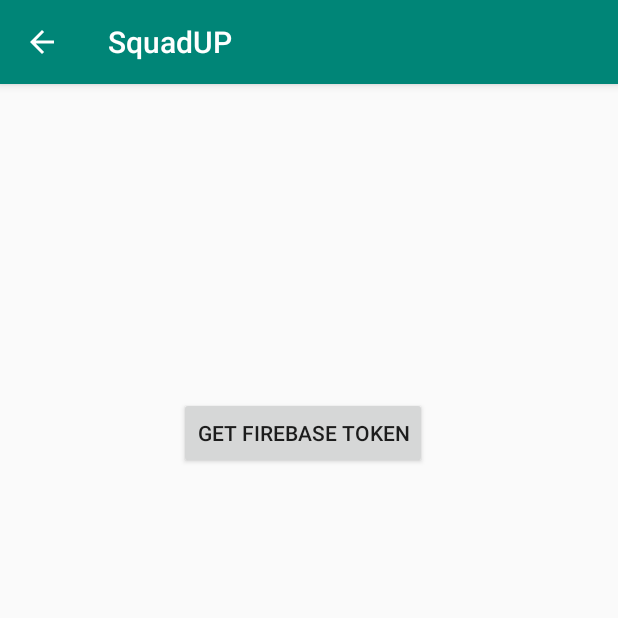
After one commit to wu1dan/SquadUP, an Android app: the FirebaseToken screen opened directly, with no data from a screen before it, on a phone screen of 412 x 824 dp, the top half of it. The commit adds this screen. Run offline under Robolectric (Android 15) with nearby library versions, the phone set to English and light mode, and no system bars.

Commit message:
Added a button to settings that generates the user's firebase token

```diff
--- a/app/build.gradle
+++ b/app/build.gradle
@@ -22,6 +22,7 @@ android {
 
 dependencies {
     implementation 'com.google.firebase:firebase-analytics:17.2.0'
+    implementation 'com.google.firebase:firebase-messaging:20.0.0'
     implementation fileTree(dir: 'libs', include: ['*.jar'])
     implementation 'androidx.appcompat:appcompat:1.1.0'
     implementation 'androidx.constraintlayout:constraintlayout:1.1.3'
--- /dev/null
+++ b/app/src/main/java/com/example/squadup/FirebaseToken.java
@@ -0,0 +1,88 @@
+package com.example.squadup;
+
+import android.app.NotificationChannel;
+import android.app.NotificationManager;
+import android.os.Build;
+import android.os.Bundle;
+import androidx.annotation.NonNull;
+import androidx.appcompat.app.AppCompatActivity;
+import android.util.Log;
+import android.view.View;
+import android.widget.Button;
+import android.widget.Toast;
+
+import com.google.android.gms.tasks.OnCompleteListener;
+import com.google.android.gms.tasks.Task;
+import com.google.firebase.iid.FirebaseInstanceId;
+import com.google.firebase.iid.InstanceIdResult;
+import com.google.firebase.messaging.FirebaseMessaging;
+
+public class FirebaseToken extends AppCompatActivity {
+
+    private static final String TAG = "FirebaseToken";
+    private Button logTokenButton;
+
+    @Override
+    protected void onCreate(Bundle savedInstanceState) {
+        super.onCreate(savedInstanceState);
+        setContentView(R.layout.activity_firebase_token);
+
+        if (Build.VERSION.SDK_INT >= Build.VERSION_CODES.O) {
+            // Create channel to show notifications.
+            String channelId  = getString(R.string.default_notification_channel_id);
+            String channelName = getString(R.string.default_notification_channel_name);
+            NotificationManager notificationManager =
+                    getSystemService(NotificationManager.class);
+            notificationManager.createNotificationChannel(new NotificationChannel(channelId,
+                    channelName, NotificationManager.IMPORTANCE_LOW));
+        }
+
+        // If a notification message is tapped, any data accompanying the notification
+        // message is available in the intent extras. In this sample the launcher
+        // intent is fired when the notification is tapped, so any accompanying data would
+        // be handled here. If you want a different intent fired, set the click_action
+        // field of the notification message to the desired intent. The launcher intent
+        // is used when no click_action is specified.
+        //
+        // Handle possible data accompanying notification message.
+        // [START handle_data_extras]
+        if (getIntent().getExtras() != null) {
+            for (String key : getIntent().getExtras().keySet()) {
+                Object value = getIntent().getExtras().get(key);
+                Log.d(TAG, "Key: " + key + " Value: " + value);
+            }
+        }
+        // [END handle_data_extras]
+
+
+        logTokenButton = (Button)findViewById(R.id.logTokenButton);
+        logTokenButton.setOnClickListener(new View.OnClickListener() {
+            @Override
+            public void onClick(View v) {
+                // Get token
+                // [START retrieve_current_token]
+                FirebaseInstanceId.getInstance().getInstanceId()
+                        .addOnCompleteListener(new OnCompleteListener<InstanceIdResult>() {
+                            @Override
+                            public void onComplete(@NonNull Task<InstanceIdResult> task) {
+                                if (!task.isSuccessful()) {
+                                    Log.w(TAG, "getInstanceId failed", task.getException());
+                                    return;
+                                }
+
+                                // Get new Instance ID token
+                                String token = task.getResult().getToken();
+
+                                // Log and toast
+                                String msg = getString(R.string.msg_token_fmt, token);
+                                Log.d(TAG, msg);
+                                Toast.makeText(FirebaseToken.this, msg, Toast.LENGTH_SHORT).show();
+                                System.out.println(msg);
+                            }
+                        });
+                // [END retrieve_current_token]
+            }
+        });
+    }
+
+}
--- /dev/null
+++ b/app/src/main/res/layout/activity_firebase_token.xml
@@ -0,0 +1,24 @@
+<?xml version="1.0" encoding="utf-8"?>
+<androidx.constraintlayout.widget.ConstraintLayout xmlns:android="http://schemas.android.com/apk/res/android"
+    xmlns:app="http://schemas.android.com/apk/res-auto"
+    xmlns:tools="http://schemas.android.com/tools"
+    android:layout_width="match_parent"
+    android:layout_height="match_parent"
+    tools:context=".FirebaseToken">
+
+    <Button
+        android:id="@+id/logTokenButton"
+        android:layout_width="wrap_content"
+        android:layout_height="wrap_content"
+        android:layout_marginStart="119dp"
+        android:layout_marginLeft="119dp"
+        android:layout_marginTop="190dp"
+        android:layout_marginEnd="127dp"
+        android:layout_marginRight="127dp"
+        android:layout_marginBottom="493dp"
+        android:text="Get Firebase Token"
+        app:layout_constraintBottom_toBottomOf="parent"
+        app:layout_constraintEnd_toEndOf="parent"
+        app:layout_constraintStart_toStartOf="parent"
+        app:layout_constraintTop_toTopOf="parent" />
+</androidx.constraintlayout.widget.ConstraintLayout>
--- a/app/src/main/res/layout/activity_settings2.xml
+++ b/app/src/main/res/layout/activity_settings2.xml
@@ -25,4 +25,10 @@
         app:layout_constraintBottom_toBottomOf="parent"
         app:layout_constraintEnd_toEndOf="parent" />
 
+    <Button
+        android:id="@+id/btnFirebase"
+        android:layout_width="wrap_content"
+        android:layout_height="wrap_content"
+        android:text="F" />
+
 </RelativeLayout>
--- a/app/src/main/res/values/strings.xml
+++ b/app/src/main/res/values/strings.xml
@@ -1,8 +1,13 @@
 <resources>
     <string name="app_name">SquadUP</string>
     <string name="title_activity_settings">Settings</string>
-    <string name="facebook_app_id">412223822768519</string>
-    <string name="fb_login_protocol_scheme">fb412223822768519</string>
+    <string name="facebook_app_id">828423040888563</string>
+    <string name="fb_login_protocol_scheme">fb828423040888563</string>
+
+    //Firebase notification channel
+    <string name="default_notification_channel_id">fcm_default_channel</string>
+    <string name="default_notification_channel_name">fcm_default_channel</string>
+    <string name="msg_token_fmt" translatable="false">InstanceID Token: %s</string>
 
     <!-- Preference Titles -->
     <string name="messages_header">Messages</string>
@@ -24,5 +29,4 @@
     <!-- TODO: Remove or change this placeholder text -->
     <string name="hello_blank_fragment">Hello blank fragment</string>
 
-
 </resources>
```
Also changed, not shown: app/src/main/AndroidManifest.xml (+18 -2 lines), app/src/main/java/com/example/squadup/Settings.java (+13 -1 lines).
